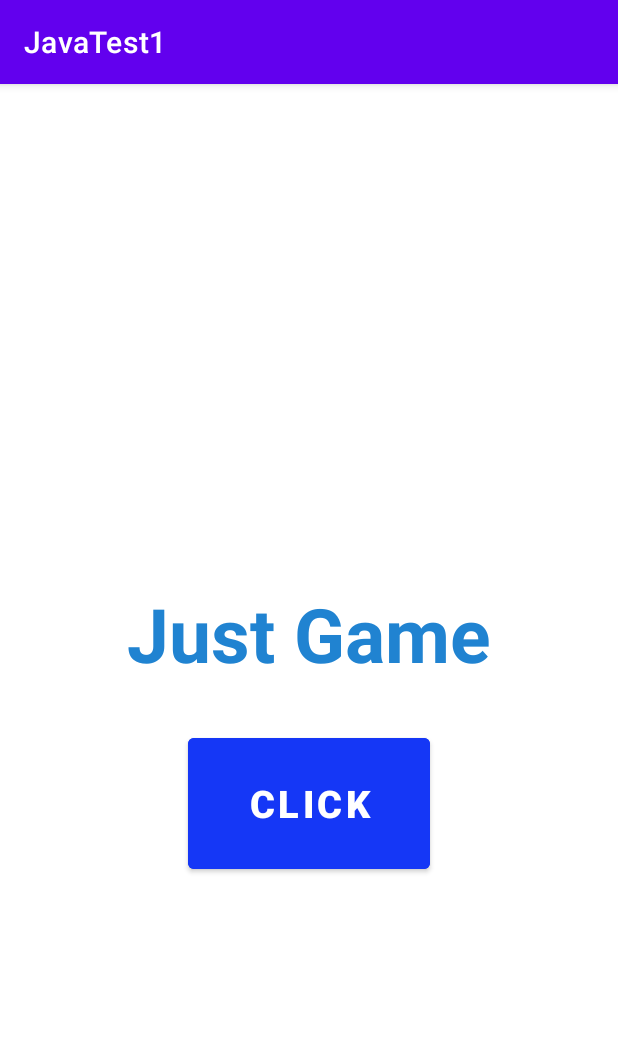
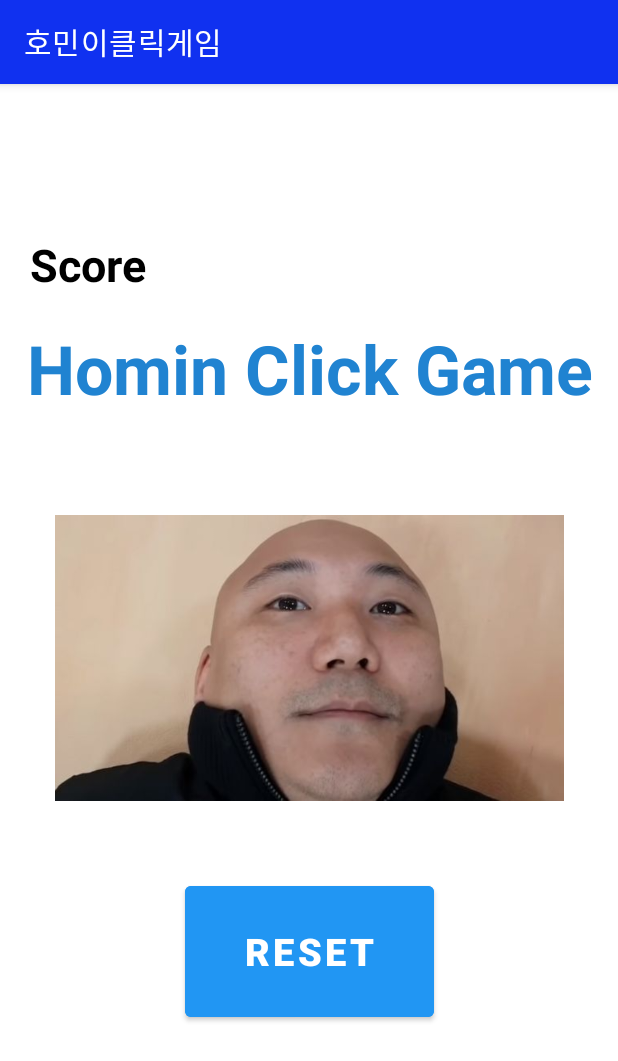
Before and after one commit to chlgkdms/DMS, an Android app: the screen it shows after launch (MainActivity), on a phone screen of 412 x 824 dp. Shown: the top 1061 px of the screen. Run offline under Robolectric (Android 15) with nearby library versions, the phone set to English and light mode, and no system bars.

Commit message:
[ADD] javaTest1ScreenChange

```diff
--- a/JavaTest1/app/src/main/java/com/example/javatest1/MainActivity.java
+++ b/JavaTest1/app/src/main/java/com/example/javatest1/MainActivity.java
@@ -5,6 +5,7 @@ import androidx.appcompat.app.AppCompatActivity;
 import android.os.Bundle;
 import android.view.View;
 import android.widget.Button;
+import android.widget.ImageView;
 import android.widget.TextView;
 import android.widget.Toast;
 
@@ -13,9 +14,12 @@ import org.w3c.dom.Text;
 public class MainActivity extends AppCompatActivity {
 
     TextView Title;
-    Button Click;
+    ImageView jhm;
+    Button reset;
+    TextView Score;
 
     int sum;
+    int score = 1;
 
     @Override
     protected void onCreate(Bundle savedInstanceState) {
@@ -23,17 +27,30 @@ public class MainActivity extends AppCompatActivity {
         setContentView(R.layout.activity_main);
 
         Title = findViewById(R.id.Title);
-        Click = findViewById(R.id.Click);
+        jhm = findViewById(R.id.jhm);
+        reset = findViewById(R.id.reset);
+        Score = findViewById(R.id.Score);
 
-        Click.setOnClickListener(new View.OnClickListener() {
+        reset.setOnClickListener(new View.OnClickListener() {
+            @Override
+            public void onClick(View view) {
+                sum = 0;
+                Title.setText(String.valueOf(sum));
+            }
+        });
+
+        jhm.setOnClickListener(new View.OnClickListener() {
             @Override
             public void onClick(View view) {
                 sum = sum + 1;
                 Title.setText(String.valueOf(sum));
+                if (sum >= 50){
+                    sum = 0;
+                    Score.setText(String.valueOf(score));
+                    score += 1;
+                    Toast.makeText(MainActivity.this, "Success", Toast.LENGTH_SHORT).show();
+                }
             }
         });
-
-        if (sum >= 20)
-            Toast.makeText(this, "Success", Toast.LENGTH_SHORT).show();
+        }
     }
-}
--- a/JavaTest1/app/src/main/res/layout/activity_main.xml
+++ b/JavaTest1/app/src/main/res/layout/activity_main.xml
@@ -10,27 +10,53 @@
         android:id="@+id/Title"
         android:layout_width="wrap_content"
         android:layout_height="wrap_content"
-        android:text="Just Game"
+        android:layout_marginTop="132dp"
+        android:layout_marginBottom="20dp"
+        android:text="Homin Click Game"
         android:textColor="#2083D1"
-        android:textSize="50sp"
+        android:textSize="45sp"
         android:textStyle="bold"
-        app:layout_constraintBottom_toBottomOf="parent"
-        app:layout_constraintLeft_toLeftOf="parent"
-        app:layout_constraintRight_toRightOf="parent"
-        app:layout_constraintTop_toTopOf="parent"
-        app:layout_constraintVertical_bias="0.475" />
+        app:layout_constraintBottom_toTopOf="@+id/jhm"
+        app:layout_constraintEnd_toEndOf="@+id/jhm"
+        app:layout_constraintHorizontal_bias="0.495"
+        app:layout_constraintStart_toStartOf="@+id/jhm"
+        app:layout_constraintTop_toTopOf="parent" />
 
     <Button
-        android:id="@+id/Click"
-        android:layout_width="161dp"
+        android:id="@+id/reset"
+        android:layout_width="166dp"
         android:layout_height="99dp"
         android:layout_marginTop="30dp"
-        android:text="Click"
+        android:backgroundTint="#2196F3"
+        android:text="reset"
+        android:textSize="25sp"
         android:textStyle="bold"
-        android:textSize="25sp"
-        android:backgroundTint="#1537F6"
-        app:layout_constraintEnd_toEndOf="@+id/Title"
-        app:layout_constraintStart_toStartOf="@+id/Title"
-        app:layout_constraintTop_toBottomOf="@+id/Title" />
+        app:layout_constraintEnd_toEndOf="@+id/jhm"
+        app:layout_constraintStart_toStartOf="@+id/jhm"
+        app:layout_constraintTop_toBottomOf="@+id/jhm" />
+
+    <ImageView
+        android:id="@+id/jhm"
+        android:layout_width="339dp"
+        android:layout_height="232dp"
+        app:layout_constraintBottom_toBottomOf="parent"
+        app:layout_constraintEnd_toEndOf="parent"
+        app:layout_constraintStart_toStartOf="parent"
+        app:layout_constraintTop_toTopOf="parent"
+        app:layout_constraintVertical_bias="0.498"
+        app:srcCompat="@drawable/jhm" />
+
+    <TextView
+        android:id="@+id/Score"
+        android:layout_width="wrap_content"
+        android:layout_height="wrap_content"
+        android:layout_marginStart="20dp"
+        android:layout_marginTop="100dp"
+        android:text="Score"
+        android:textColor="@color/black"
+        android:textSize="30sp"
+        android:textStyle="bold"
+        app:layout_constraintStart_toStartOf="parent"
+        app:layout_constraintTop_toTopOf="parent" />
 
 </androidx.constraintlayout.widget.ConstraintLayout>
--- a/JavaTest1/app/src/main/res/values/colors.xml
+++ b/JavaTest1/app/src/main/res/values/colors.xml
@@ -1,7 +1,7 @@
 <?xml version="1.0" encoding="utf-8"?>
 <resources>
-    <color name="purple_200">#FFBB86FC</color>
-    <color name="purple_500">#FF6200EE</color>
+    <color name="purple_200">#B69CD6</color>
+    <color name="purple_500">#1031F0</color>
     <color name="purple_700">#FF3700B3</color>
     <color name="teal_200">#FF03DAC5</color>
     <color name="teal_700">#FF018786</color>
--- a/JavaTest1/app/src/main/res/values/strings.xml
+++ b/JavaTest1/app/src/main/res/values/strings.xml
@@ -1,3 +1,3 @@
 <resources>
-    <string name="app_name">JavaTest1</string>
+    <string name="app_name">호민이클릭게임</string>
 </resources>
```
Also changed, not shown: JavaTest1/app/src/main/res/drawable/jhm.jpeg (added).
